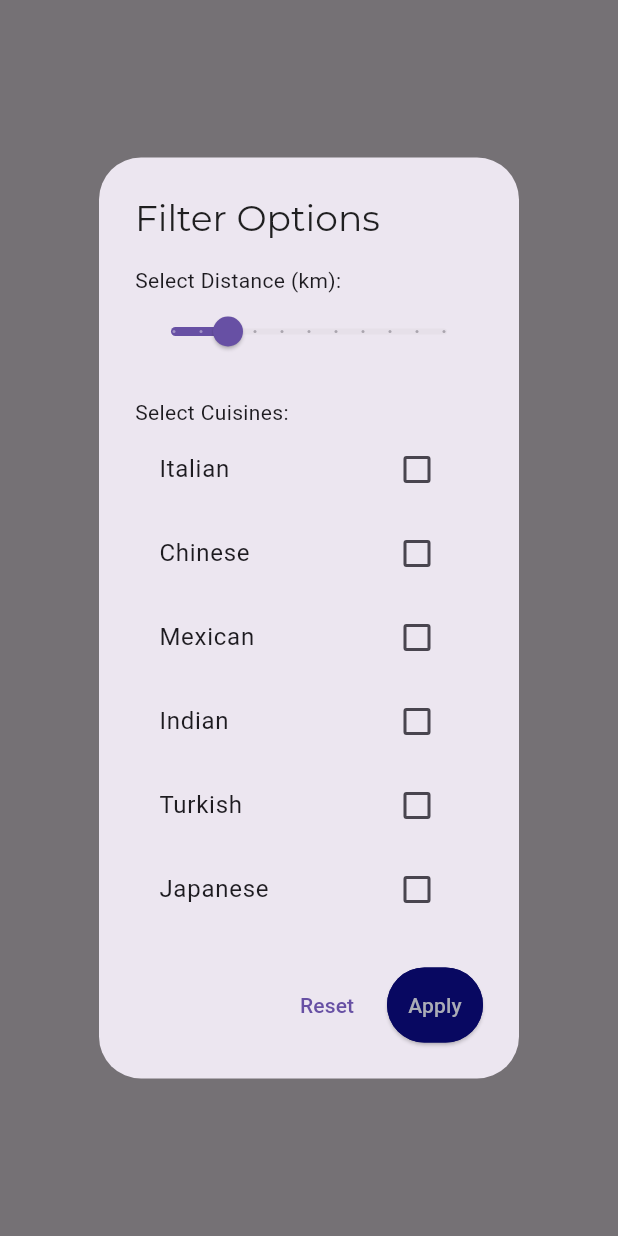
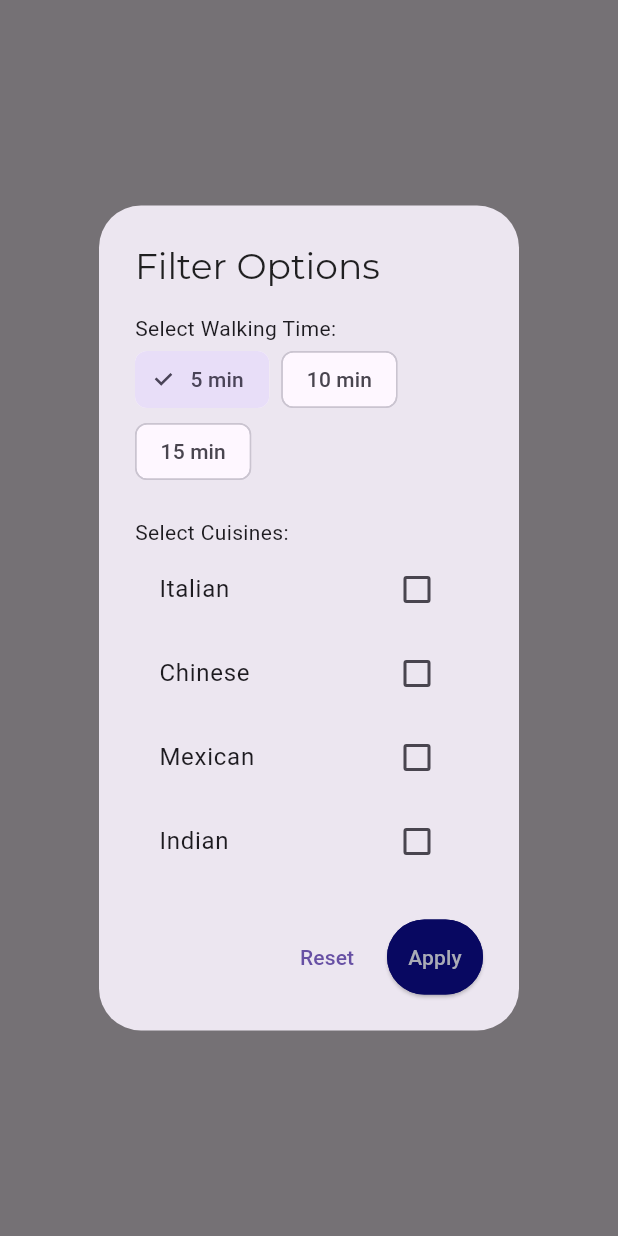
Before and after one commit to melekakkoyunlu/nomi, a Flutter app: what showFilterPopup() shows on an empty page, opened directly, on a phone screen of 412 x 824 dp. Run offline on Flutter 3.47's test engine with Material 3 defaults, Android fonts, the phone set to English and light mode, and no system bars; our stand-ins replace firebase_auth, firebase_core, flutter_map, flutter_otp_text_field, geolocator, get and 2 more; accounts and stored records are empty.

Commit message:
filters fix

```diff
--- a/lib/src/features/map/screens/home/widgets/filter_buttons_widget.dart
+++ b/lib/src/features/map/screens/home/widgets/filter_buttons_widget.dart
@@ -1,11 +1,12 @@
 import 'package:flutter/material.dart';
-import '../../../../../constants/filters.dart';
 
-void showFilterPopup(BuildContext context) {
-  double selectedDistance = defaultDistance;
+Future<Map<String, dynamic>> showFilterPopup(BuildContext context) async {
+  // Seçenekler
+  final List<int> walkingTimes = [5, 10, 15]; // Dakikalar
+  int selectedTime = 5; // Varsayılan olarak 5 dakika seçili
   List<String> selectedCuisines = [];
 
-  showDialog(
+  return await showDialog(
     context: context,
     builder: (BuildContext context) {
       return StatefulBuilder(
@@ -16,23 +17,27 @@ void showFilterPopup(BuildContext context) {
               child: Column(
                 crossAxisAlignment: CrossAxisAlignment.start,
                 children: [
-                  Text("Select Distance (km):"),
-                  Slider(
-                    value: selectedDistance,
-                    min: minDistance,
-                    max: maxDistance,
-                    divisions: 10,
-                    label: "${selectedDistance.toStringAsFixed(1)} km",
-                    onChanged: (value) {
-                      setState(() {
-                        selectedDistance = value;
-                      });
-                    },
+                  // Uzaklık Seçimi
+                  Text("Select Walking Time:"),
+                  Wrap(
+                    spacing: 8.0,
+                    children: walkingTimes.map((time) {
+                      return ChoiceChip(
+                        label: Text("$time min"),
+                        selected: selectedTime == time,
+                        onSelected: (isSelected) {
+                          setState(() {
+                            selectedTime = time;
+                          });
+                        },
+                      );
+                    }).toList(),
                   ),
                   SizedBox(height: 20),
+                  // Cuisine Seçimi
                   Text("Select Cuisines:"),
                   Column(
-                    children: cuisines.map((cuisine) {
+                    children: ["Italian", "Chinese", "Mexican", "Indian"].map((cuisine) {
                       return CheckboxListTile(
                         title: Text(cuisine),
                         value: selectedCuisines.contains(cuisine),
@@ -52,20 +57,25 @@ void showFilterPopup(BuildContext context) {
               ),
             ),
             actions: [
+              // Reset Tuşu
               TextButton(
                 onPressed: () {
                   setState(() {
-                    selectedDistance = defaultDistance;
+                    selectedTime = 5; // Varsayılan 5 dk
                     selectedCuisines.clear();
                   });
                 },
                 child: Text("Reset"),
               ),
+              // Apply Tuşu
               ElevatedButton(
                 onPressed: () {
-                  Navigator.of(context).pop();
-                  print("Selected Distance: $selectedDistance km");
-                  print("Selected Cuisines: $selectedCuisines");
+                  // Dakikaları kilometreye çevir
+                  double distance = selectedTime * 0.08; // Ortalama hız 0.08 km/dakika
+                  Navigator.of(context).pop({
+                    "distance": distance,
+                    "cuisines": selectedCuisines,
+                  });
                 },
                 child: Text("Apply"),
               ),
```
Also changed, not shown: lib/src/common_widgets/map/map_widget.dart (+7 -3 lines), lib/src/features/map/controllers/map_controller.dart (added, +10 -0 lines), lib/src/features/map/screens/home/home_screen.dart (+1 -6 lines), lib/src/features/map/screens/home/widgets/user_location_widget.dart (+35 -50 lines), lib/src/features/map/services/places_service.dart (+29 -4 lines).
